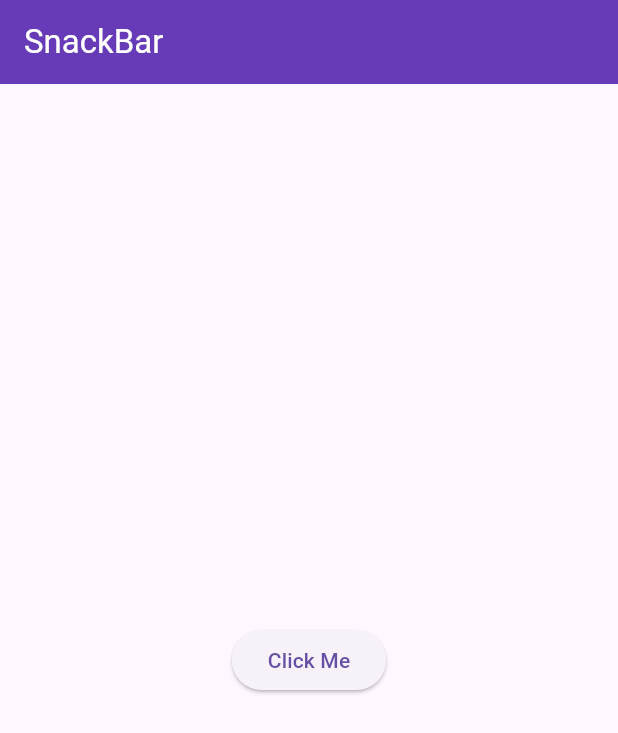
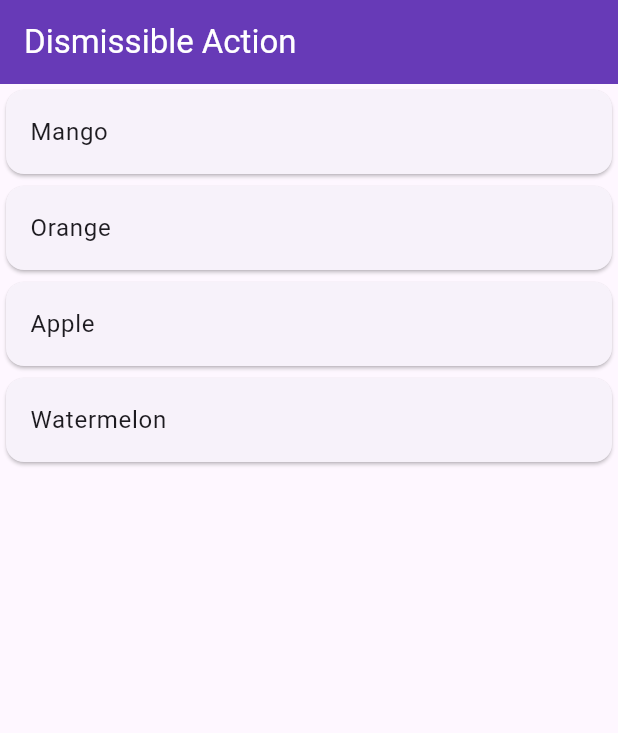
Before and after one commit to Zahed75/test_app, a Flutter app: the screen it shows after launch, on a phone screen of 412 x 824 dp. Shown: the top 733 px of the screen. Run offline on Flutter 3.47's test engine with Material 3 defaults, Android fonts, the light colour scheme and no system bars.

Commit message:
swapping left to right delete added

```diff
--- a/lib/main.dart
+++ b/lib/main.dart
@@ -1,5 +1,6 @@
 import 'package:flutter/material.dart';
 import 'package:test_app/widgets/button.dart';
+import 'package:test_app/widgets/dismissible.dart';
 import 'package:test_app/widgets/list_grid.dart';
 import 'package:test_app/widgets/row_cols.dart';
 import 'package:test_app/widgets/snackbar.dart';
@@ -22,7 +23,7 @@ class MyApp extends StatelessWidget {
         ),
       ),
 
-      home: SnackBarWidget(),
+      home: DismissibleWidget(),
     );
   }
 }
--- /dev/null
+++ b/lib/widgets/dismissible.dart
@@ -0,0 +1,41 @@
+import 'package:flutter/material.dart';
+
+class DismissibleWidget extends StatelessWidget {
+  DismissibleWidget({super.key});
+
+  List<String> fruits = ['Mango', 'Orange', 'Apple', 'Watermelon'];
+
+  @override
+  Widget build(BuildContext context) {
+    return Scaffold(
+      appBar: AppBar(title: Text('Dismissible Action')),
+      body: ListView.builder(
+        itemCount: fruits.length,
+        itemBuilder: (context, index) {
+          final fruit = fruits[index];
+          return Dismissible(
+            key: Key(fruit),
+            background: Container(color: Colors.red), // Swiping left-to-right
+            secondaryBackground: Container(
+              color: Colors.green,
+            ), // Swiping right-to-left
+            onDismissed: (direction) {
+              final removedItem = fruits[index];
+              fruits.removeAt(index);
+              ScaffoldMessenger.of(context).showSnackBar(
+                SnackBar(
+                  content: Text('$removedItem dismissed'),
+                  backgroundColor:
+                      direction == DismissDirection.startToEnd
+                          ? Colors.red
+                          : Colors.green,
+                ),
+              );
+            },
+            child: Card(child: ListTile(title: Text(fruit))),
+          );
+        },
+      ),
+    );
+  }
+}
```
